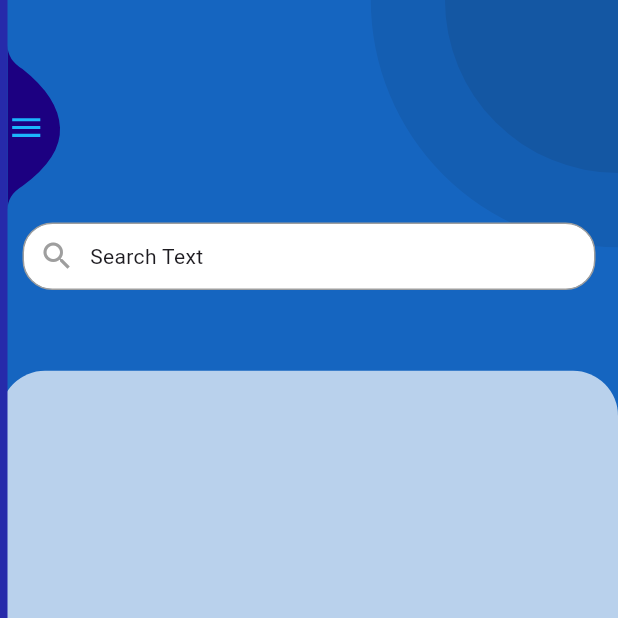
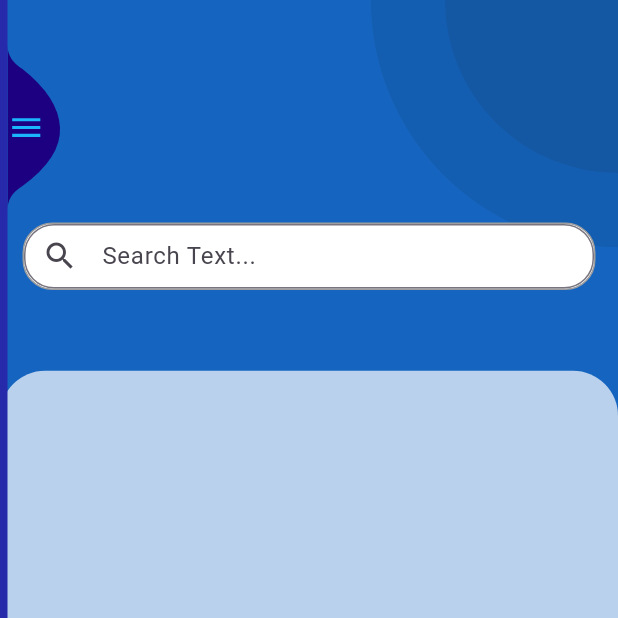
Before and after one commit to muktade/e2b_test_ui, a Flutter app: the screen it shows after launch, on a phone screen of 412 x 824 dp, the top half of it. Run offline on Flutter 3.47's test engine with Material 3 defaults, Android fonts, the phone set to English and light mode, and no system bars; our stand-ins replace flutter_bloc, rxdart.

Commit message:
search text m5

```diff
--- a/lib/pages/home_page.dart
+++ b/lib/pages/home_page.dart
@@ -95,23 +95,43 @@ class HomeHeader extends StatelessWidget {
                               color: Colors.grey,
                             ),
                           ),
-                          child: Row(
-                            children: [
-                              const SizedBox(
-                                width: 10.0,
+                          child: TextField(
+                            decoration: InputDecoration(
+                              contentPadding: const EdgeInsets.only(
+                                  left: 20.0, bottom: 10.0),
+                              border: OutlineInputBorder(
+                                borderRadius: BorderRadius.circular(20.0),
+                                borderSide: const BorderSide(width: 0.8),
                               ),
-                              const Icon(
-                                Icons.search,
-                                color: Colors.grey,
-                              ),
-                              const SizedBox(
-                                width: 10.0,
-                              ),
-                              Text(
-                                'Search Text',
-                                style: Theme.of(context).textTheme.bodyMedium,
-                              ),
-                            ],
+                              hintText: 'Search Text...',
+                              prefixIcon: const Icon(Icons.search),
+                              //  IconButton(
+                              //   onPressed: () {
+                              //     print('object');
+                              //   },
+                              //   icon: const Icon(Icons.search),
+                              // ),
+                              focusColor: Colors.black,
+                            ),
+
+                            // child: Row(
+                            //   children: [
+                            //     const SizedBox(
+                            //       width: 10.0,
+                            //     ),
+                            //     const Icon(
+                            //       Icons.search,
+                            //       color: Colors.grey,
+                            //     ),
+                            //     const SizedBox(
+                            //       width: 10.0,
+                            //     ),
+                            //     Text(
+                            //       'Search Text',
+                            //       style: Theme.of(context).textTheme.bodyMedium,
+                            //     ),
+                            //   ],
+                            // ),
                           ),
                         ),
                         const SizedBox(width: 15.0),
```
